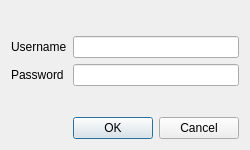
First picture: the form in loginDialog.ui, repository lsevcik/NBABasketball, before the edit.
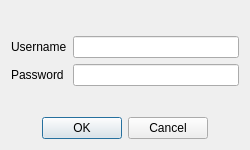
Second picture: the form after the edit.

What changed in the file:
```diff
--- a/loginDialog.ui
+++ b/loginDialog.ui
@@ -22,6 +22,9 @@
      <property name="standardButtons">
       <set>QDialogButtonBox::Cancel|QDialogButtonBox::Ok</set>
      </property>
+     <property name="centerButtons">
+      <bool>true</bool>
+     </property>
     </widget>
    </item>
    <item row="0" column="0">
```
Left out of the diff: 21 changed lines with no effect on the pictures.
